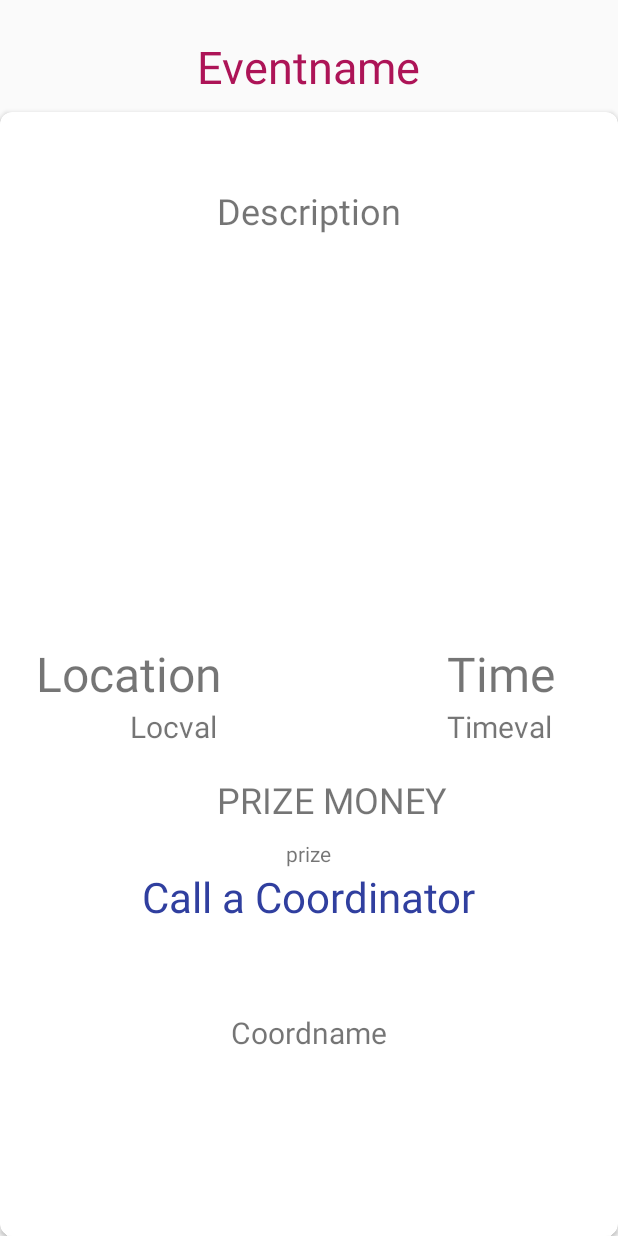
After one commit to Rohithram/ShaastraEventsapp, an Android app: the layout main3.xml on its own in the app's theme, with its tools: preview values and no code run, on a phone screen of 412 x 824 dp. The commit adds this screen. Run offline under Robolectric (Android 15) with nearby library versions, the phone set to English and light mode, and no system bars.

Commit message:
created details of events

```diff
--- a/app/src/main/AndroidManifest.xml
+++ b/app/src/main/AndroidManifest.xml
@@ -20,7 +20,8 @@
                 <category android:name="android.intent.category.LAUNCHER" />
             </intent-filter>
         </activity>
-        <activity android:name=".Main2Activity"></activity>
+        <activity android:name=".Main2Activity" />
+        <activity android:name=".Main3Activity"></activity>
     </application>
 
 </manifest>
--- a/app/src/main/java/io/rohithram/shaastraeventsapp/Main2Activity.java
+++ b/app/src/main/java/io/rohithram/shaastraeventsapp/Main2Activity.java
@@ -3,13 +3,18 @@ package io.rohithram.shaastraeventsapp;
 import android.content.Intent;
 import android.support.v7.app.AppCompatActivity;
 import android.os.Bundle;
+import android.support.v7.widget.CardView;
+import android.view.View;
 import android.widget.TextView;
 
-public class Main2Activity extends AppCompatActivity {
+public class Main2Activity extends AppCompatActivity implements View.OnClickListener{
     String Eventcag;
+    String code;
     TextView tv_eventcag;
     TextView tv_event1;
     TextView tv_event2;
+    CardView cv_event1;
+    CardView cv_event2;
     @Override
     protected void onCreate(Bundle savedInstanceState) {
         super.onCreate(savedInstanceState);
@@ -17,13 +22,19 @@ public class Main2Activity extends AppCompatActivity {
         tv_eventcag = (TextView)findViewById(R.id.tv_eventcag);
         tv_event1 = (TextView)findViewById(R.id.tv_event1);
         tv_event2 = (TextView)findViewById(R.id.tv_event2);
+        cv_event1 = (CardView)findViewById(R.id.cv_event1);
+        cv_event2 = (CardView)findViewById(R.id.cv_event2);
+        cv_event1.setOnClickListener(this);
+        cv_event2.setOnClickListener(this);
         Intent event = getIntent();
-        String code = event.getStringExtra("code");
+        code = event.getStringExtra("code");
         switch (code){
             case "1": Eventcag=event.getStringExtra("tvcode");
                         tv_eventcag.setText(Eventcag);
                         tv_event1.setText("Hackathon");
                         tv_event2.setText("Reversecoding");
+
+
                         break;
             case "2": Eventcag = event.getStringExtra("tvrob");
                         tv_eventcag.setText(Eventcag);
@@ -45,4 +56,13 @@ public class Main2Activity extends AppCompatActivity {
 
 
     }
+
+    @Override
+    public void onClick(View v) {
+        switch (v.getId()){
+            case R.id.cv_event1: Intent i2 = new Intent(Main2Activity.this,Main2Activity.class);
+
+        }
+
+    }
 }
--- /dev/null
+++ b/app/src/main/java/io/rohithram/shaastraeventsapp/Main3Activity.java
@@ -0,0 +1,13 @@
+package io.rohithram.shaastraeventsapp;
+
+import android.support.v7.app.AppCompatActivity;
+import android.os.Bundle;
+
+public class Main3Activity extends AppCompatActivity {
+
+    @Override
+    protected void onCreate(Bundle savedInstanceState) {
+        super.onCreate(savedInstanceState);
+        setContentView(R.layout.activity_main3);
+    }
+}
--- /dev/null
+++ b/app/src/main/res/layout/main3.xml
@@ -0,0 +1,128 @@
+<?xml version="1.0" encoding="utf-8"?>
+<RelativeLayout xmlns:android="http://schemas.android.com/apk/res/android"
+    android:layout_width="match_parent"
+    android:layout_height="match_parent"
+    xmlns:app="http://schemas.android.com/apk/res-auto">
+
+    <TextView
+        android:id="@+id/tv_evename"
+        android:layout_width="wrap_content"
+        android:layout_height="wrap_content"
+        android:layout_alignParentTop="true"
+        android:layout_centerHorizontal="true"
+        android:layout_marginTop="24dp"
+        android:textSize="30dp"
+        android:textColor="#ad1457"
+        android:text="Eventname" />
+
+    <android.support.v7.widget.CardView
+        android:layout_width="match_parent"
+        android:layout_height="match_parent"
+        app:cardCornerRadius="8dp"
+        android:layout_below="@+id/tv_evename"
+        android:layout_centerHorizontal="true"
+        android:layout_marginTop="10dp"
+        android:id="@+id/cardView">
+
+
+        <RelativeLayout
+            android:layout_width="match_parent"
+            android:layout_height="match_parent"
+            android:layout_alignParentStart="true"
+            android:layout_below="@+id/tv_evename">
+
+            <TextView
+                android:id="@+id/tv_des"
+                android:layout_width="wrap_content"
+                android:layout_height="wrap_content"
+                android:layout_centerHorizontal="true"
+                android:layout_marginTop="49dp"
+                android:text="Description"
+                android:textSize="24dp" />
+
+            <TextView
+                android:id="@+id/tv_loc"
+                android:layout_width="wrap_content"
+                android:layout_height="wrap_content"
+                android:layout_centerVertical="true"
+                android:layout_marginLeft="24dp"
+                android:text="Location"
+                android:textSize="32dp" />
+
+            <TextView
+                android:id="@+id/tv_time"
+                android:layout_width="wrap_content"
+                android:layout_height="wrap_content"
+                android:layout_alignParentEnd="true"
+                android:layout_centerVertical="true"
+                android:layout_marginRight="24dp"
+                android:layout_toEndOf="@+id/tv_prize"
+                android:text="Time"
+                android:textSize="32dp" />
+
+            <TextView
+                android:id="@+id/tv_locval"
+                android:layout_width="wrap_content"
+                android:layout_height="wrap_content"
+                android:layout_below="@+id/tv_loc"
+                android:layout_marginLeft="20dp"
+                android:layout_toStartOf="@+id/tv_prize"
+                android:text="Locval"
+                android:textSize="20dp" />
+
+            <TextView
+                android:id="@+id/tv_timeval"
+                android:layout_width="wrap_content"
+                android:layout_height="wrap_content"
+                android:layout_alignStart="@+id/tv_time"
+                android:layout_below="@+id/tv_time"
+                android:layout_marginRight="20dp"
+                android:text="Timeval"
+                android:textSize="20dp" />
+
+            <TextView
+                android:id="@+id/tv_prize"
+                android:layout_width="wrap_content"
+                android:layout_height="wrap_content"
+                android:layout_alignStart="@+id/tv_des"
+                android:layout_below="@+id/tv_loc"
+                android:layout_marginTop="46dp"
+                android:text="PRIZE MONEY"
+                android:textSize="24dp" />
+
+            <TextView
+                android:id="@+id/tv_prizemoney"
+                android:layout_width="wrap_content"
+                android:layout_height="wrap_content"
+                android:layout_below="@+id/tv_prize"
+                android:layout_centerHorizontal="true"
+                android:layout_marginTop="10dp"
+                android:text="prize" />
+
+            <TextView
+                android:id="@+id/tv_cord"
+                android:layout_width="wrap_content"
+                android:layout_height="wrap_content"
+                android:layout_below="@+id/tv_prizemoney"
+                android:layout_centerHorizontal="true"
+                android:layout_marginBottom="52dp"
+                android:text="Call a Coordinator"
+                android:textColor="@color/colorPrimaryDark"
+                android:textSize="28dp" />
+
+            <TextView
+                android:id="@+id/tv_cordname"
+                android:layout_width="wrap_content"
+                android:layout_height="wrap_content"
+                android:text="Coordname"
+                android:layout_marginTop="6dp"
+                android:layout_centerHorizontal="true"
+                android:layout_below="@+id/tv_cord"
+                android:textSize="20dp" />
+
+
+        </RelativeLayout>
+    </android.support.v7.widget.CardView>
+
+
+</RelativeLayout>
```
